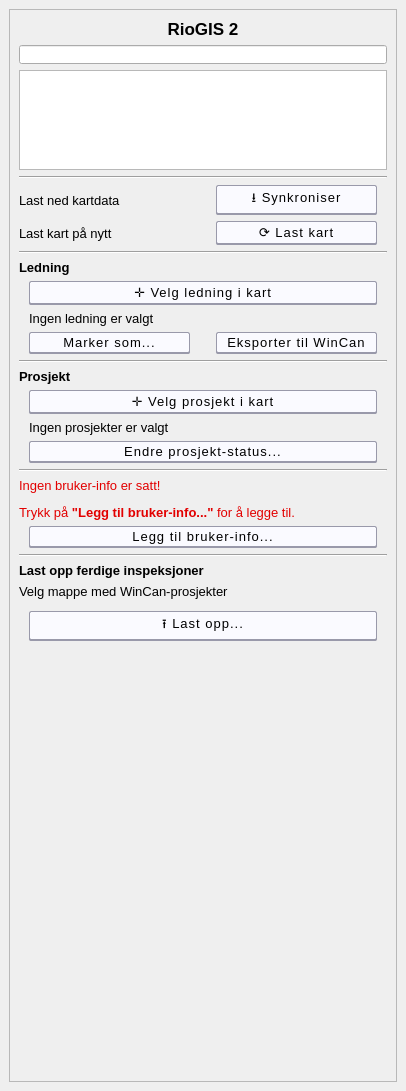
This is riogisoffline/dialog/riogis_dockwidget.ui in vavpp/riogisoffline as Qt 5 draws it before an edit. The edited form follows.
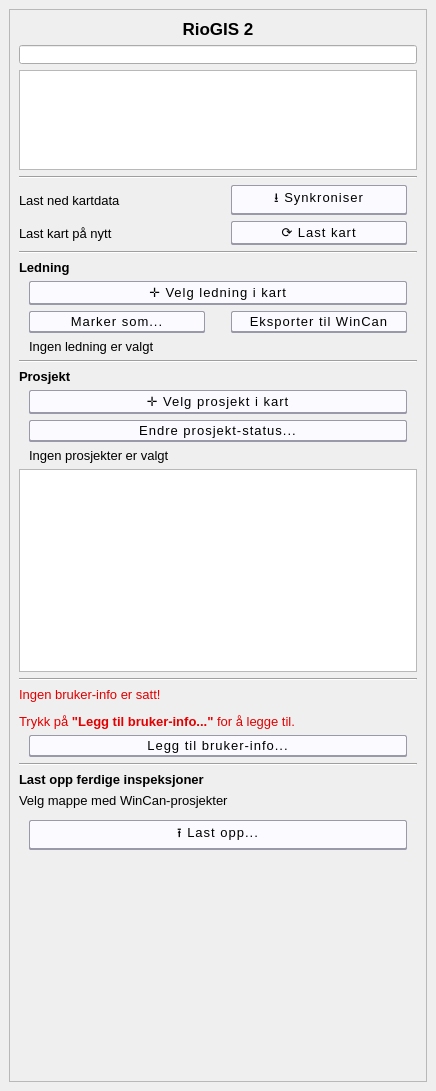
This is the edited form. Custom widgets are drawn as their Qt base class.

Diff of the .ui file:
```diff
--- a/riogisoffline/dialog/riogis_dockwidget.ui
+++ b/riogisoffline/dialog/riogis_dockwidget.ui
@@ -6,7 +6,7 @@
    <rect>
     <x>0</x>
     <y>0</y>
-    <width>406</width>
+    <width>436</width>
     <height>1091</height>
    </rect>
   </property>
@@ -72,19 +72,32 @@
         <rect>
          <x>0</x>
          <y>0</y>
-         <width>386</width>
+         <width>416</width>
          <height>1047</height>
         </rect>
        </property>
        <layout class="QGridLayout" name="gridLayout">
-        <item row="27" column="0">
+        <item row="26" column="0" colspan="2">
+         <widget class="QLabel" name="textLedningValgt">
+          <property name="text">
+           <string>Ingen ledning er valgt</string>
+          </property>
+          <property name="wordWrap">
+           <bool>true</bool>
+          </property>
+          <property name="indent">
+           <number>10</number>
+          </property>
+         </widget>
+        </item>
+        <item row="28" column="0">
          <widget class="QLabel" name="label_2">
           <property name="text">
            <string>&lt;html&gt;&lt;head/&gt;&lt;body&gt;&lt;p&gt;&lt;span style=&quot; font-weight:600;&quot;&gt;Prosjekt&lt;/span&gt;&lt;/p&gt;&lt;/body&gt;&lt;/html&gt;</string>
           </property>
          </widget>
         </item>
-        <item row="28" column="0" colspan="2">
+        <item row="29" column="0" colspan="2">
          <widget class="QPushButton" name="btnSelectProject">
           <property name="cursor">
            <cursorShape>PointingHandCursor</cursorShape>
@@ -107,7 +120,7 @@
           </property>
          </widget>
         </item>
-        <item row="43" column="0" colspan="2">
+        <item row="47" column="0" colspan="2">
          <spacer name="horizontalSpacer">
           <property name="orientation">
            <enum>Qt::Horizontal</enum>
@@ -134,7 +147,7 @@
           </property>
          </widget>
         </item>
-        <item row="42" column="1">
+        <item row="46" column="1">
          <spacer name="verticalSpacer">
           <property name="orientation">
            <enum>Qt::Vertical</enum>
@@ -157,21 +170,50 @@
           </property>
          </widget>
         </item>
-        <item row="40" column="0" colspan="2">
+        <item row="2" column="0" colspan="2">
+         <widget class="QListWidget" name="searchResults">
+          <property name="maximumSize">
+           <size>
+            <width>16777215</width>
+            <height>100</height>
+           </size>
+          </property>
+         </widget>
+        </item>
+        <item row="44" column="0" colspan="2">
          <widget class="QgsFileWidget" name="selectUploadDir">
           <property name="storageMode">
            <enum>QgsFileWidget::GetDirectory</enum>
           </property>
          </widget>
         </item>
-        <item row="26" column="0" colspan="2">
-         <widget class="Line" name="line_5">
-          <property name="orientation">
-           <enum>Qt::Horizontal</enum>
-          </property>
-         </widget>
-        </item>
         <item row="33" column="0" colspan="2">
+         <widget class="QLabel" name="textSelectedProject">
+          <property name="frameShape">
+           <enum>QFrame::NoFrame</enum>
+          </property>
+          <property name="frameShadow">
+           <enum>QFrame::Plain</enum>
+          </property>
+          <property name="text">
+           <string>Ingen prosjekter er valgt</string>
+          </property>
+          <property name="wordWrap">
+           <bool>true</bool>
+          </property>
+          <property name="indent">
+           <number>10</number>
+          </property>
+         </widget>
+        </item>
+        <item row="27" column="0" colspan="2">
+         <widget class="Line" name="line_5">
+          <property name="orientation">
+           <enum>Qt::Horizontal</enum>
+          </property>
+         </widget>
+        </item>
+        <item row="37" column="0" colspan="2">
          <widget class="QPushButton" name="btnSelectSettingsFile">
           <property name="cursor">
            <cursorShape>PointingHandCursor</cursorShape>
@@ -181,14 +223,14 @@
           </property>
          </widget>
         </item>
-        <item row="36" column="0" colspan="2">
+        <item row="40" column="0" colspan="2">
          <widget class="QLabel" name="label_7">
           <property name="text">
            <string>&lt;html&gt;&lt;head/&gt;&lt;body&gt;&lt;p align=&quot;left&quot;&gt;&lt;span style=&quot; font-weight:600;&quot;&gt;Last opp ferdige inspeksjoner&lt;/span&gt;&lt;/p&gt;&lt;/body&gt;&lt;/html&gt;</string>
           </property>
          </widget>
         </item>
-        <item row="37" column="0" colspan="2">
+        <item row="41" column="0" colspan="2">
          <widget class="QLabel" name="label_5">
           <property name="text">
            <string>Velg mappe med WinCan-prosjekter</string>
@@ -208,7 +250,7 @@
           </property>
          </widget>
         </item>
-        <item row="31" column="0" colspan="2">
+        <item row="35" column="0" colspan="2">
          <widget class="Line" name="line">
           <property name="orientation">
            <enum>Qt::Horizontal</enum>
@@ -232,7 +274,7 @@
           </property>
          </widget>
         </item>
-        <item row="41" column="0" colspan="2">
+        <item row="45" column="0" colspan="2">
          <widget class="QPushButton" name="btnUpload">
           <property name="cursor">
            <cursorShape>PointingHandCursor</cursorShape>
@@ -242,35 +284,6 @@
           </property>
          </widget>
         </item>
-        <item row="30" column="0" colspan="2">
-         <widget class="QPushButton" name="btnChangeProjectStatus">
-          <property name="cursor">
-           <cursorShape>PointingHandCursor</cursorShape>
-          </property>
-          <property name="text">
-           <string>Endre prosjekt-status...</string>
-          </property>
-         </widget>
-        </item>
-        <item row="29" column="0" colspan="2">
-         <widget class="QLabel" name="textSelectedProject">
-          <property name="frameShape">
-           <enum>QFrame::NoFrame</enum>
-          </property>
-          <property name="frameShadow">
-           <enum>QFrame::Plain</enum>
-          </property>
-          <property name="text">
-           <string>Ingen prosjekter er valgt</string>
-          </property>
-          <property name="wordWrap">
-           <bool>true</bool>
-          </property>
-          <property name="indent">
-           <number>10</number>
-          </property>
-         </widget>
-        </item>
         <item row="15" column="0" colspan="2">
          <widget class="QPushButton" name="btnSelectMapClick">
           <property name="cursor">
@@ -301,6 +314,16 @@
           </property>
          </widget>
         </item>
+        <item row="32" column="0" colspan="2">
+         <widget class="QPushButton" name="btnChangeProjectStatus">
+          <property name="cursor">
+           <cursorShape>PointingHandCursor</cursorShape>
+          </property>
+          <property name="text">
+           <string>Endre prosjekt-status...</string>
+          </property>
+         </widget>
+        </item>
         <item row="10" column="0" colspan="2">
          <widget class="Line" name="line_2">
           <property name="orientation">
@@ -308,14 +331,14 @@
           </property>
          </widget>
         </item>
-        <item row="35" column="0" colspan="2">
+        <item row="39" column="0" colspan="2">
          <widget class="Line" name="line_3">
           <property name="orientation">
            <enum>Qt::Horizontal</enum>
           </property>
          </widget>
         </item>
-        <item row="32" column="0" colspan="2">
+        <item row="36" column="0" colspan="2">
          <widget class="QLabel" name="textBrukerInfo">
           <property name="text">
            <string>&lt;html&gt;&lt;head/&gt;&lt;body&gt;&lt;p&gt;&lt;span style=&quot; color:#e20000;&quot;&gt;Ingen bruker-info er satt! &lt;/span&gt;&lt;/p&gt;&lt;p&gt;&lt;span style=&quot; color:#e20000;&quot;&gt;Trykk på &lt;/span&gt;&lt;span style=&quot; font-weight:600; color:#e20000;&quot;&gt;&amp;quot;Legg til bruker-info...&amp;quot;&lt;/span&gt;&lt;span style=&quot; color:#e20000;&quot;&gt; for å legge til. &lt;/span&gt;&lt;/p&gt;&lt;/body&gt;&lt;/html&gt;</string>
@@ -325,19 +348,6 @@
           </property>
          </widget>
         </item>
-        <item row="24" column="0" colspan="2">
-         <widget class="QLabel" name="textLedningValgt">
-          <property name="text">
-           <string>Ingen ledning er valgt</string>
-          </property>
-          <property name="wordWrap">
-           <bool>true</bool>
-          </property>
-          <property name="indent">
-           <number>10</number>
-          </property>
-         </widget>
-        </item>
         <item row="0" column="0" colspan="2">
          <widget class="QLabel" name="label_6">
           <property name="text">
@@ -345,13 +355,10 @@
           </property>
          </widget>
         </item>
-        <item row="2" column="0" colspan="2">
-         <widget class="QListWidget" name="searchResults">
-          <property name="maximumSize">
-           <size>
-            <width>16777215</width>
-            <height>100</height>
-           </size>
+        <item row="34" column="0" colspan="2">
+         <widget class="QListWidget" name="listOrdersInProject">
+          <property name="enabled">
+           <bool>true</bool>
           </property>
          </widget>
         </item>
```
